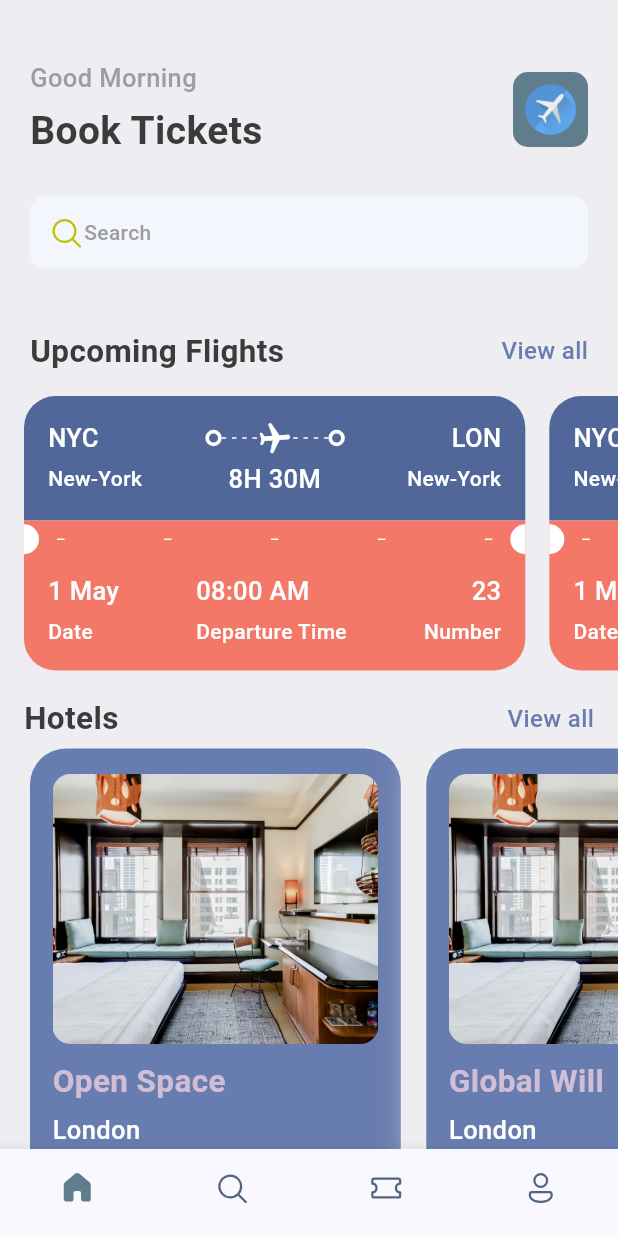
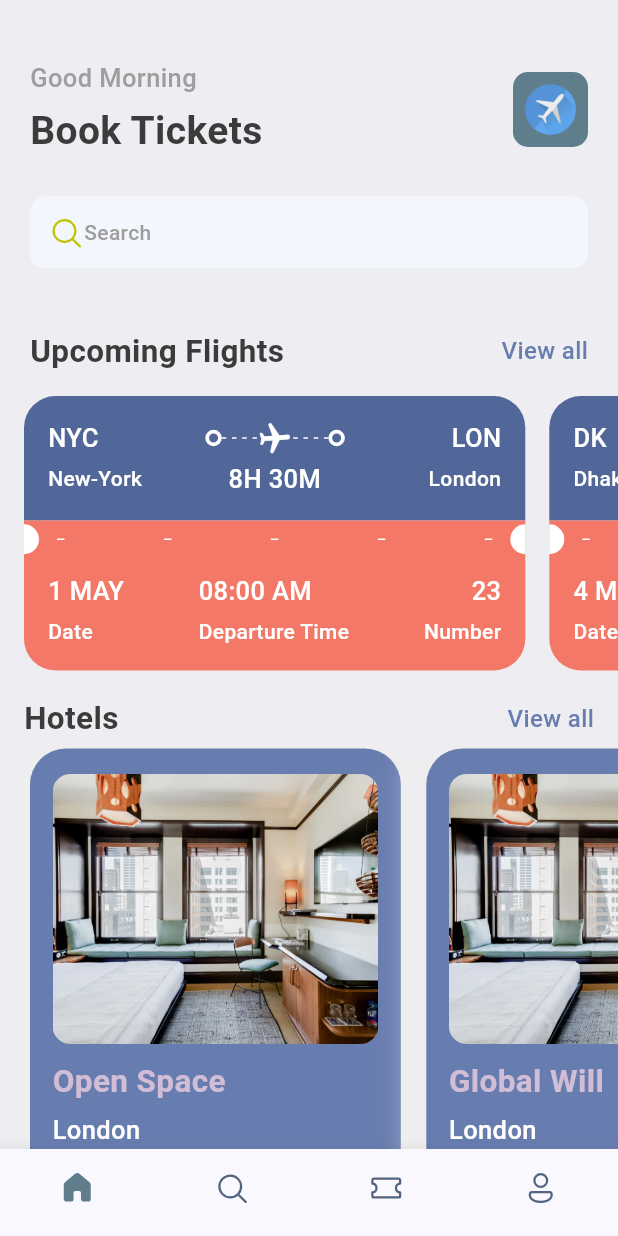
Before and after one commit to Tabrez10XDev/Flutter-TicketBooker, a Flutter app: the screen it shows after launch, on a phone screen of 412 x 824 dp. Run offline on Flutter 3.47's test engine with Material 3 defaults, Android fonts, the phone set to English and light mode, and no system bars; our stand-ins replace fluentui_icons, gap, get.

Commit message:
4 Hour Mark

```diff
--- a/lib/main.dart
+++ b/lib/main.dart
@@ -1,6 +1,7 @@
 import 'package:booktickets/screens/bottom_bar.dart';
 import 'package:booktickets/utils/app_styles.dart';
 import 'package:flutter/material.dart';
+import 'package:get/get.dart';
 
 void main() {
   runApp(const MyApp());
@@ -11,7 +12,7 @@ class MyApp extends StatelessWidget {
 
   @override
   Widget build(BuildContext context) {
-    return MaterialApp(
+    return GetMaterialApp(
       debugShowCheckedModeBanner: false,
       title: 'Flutter Demo',
       theme: ThemeData(
--- a/lib/screens/bottom_bar.dart
+++ b/lib/screens/bottom_bar.dart
@@ -1,4 +1,5 @@
 import 'package:booktickets/screens/home_screen.dart';
+import 'package:booktickets/screens/search_screen.dart';
 import 'package:fluentui_icons/fluentui_icons.dart';
 import 'package:flutter/cupertino.dart';
 import 'package:flutter/material.dart';
@@ -14,7 +15,7 @@ class _BottomBarState extends State<BottomBar> {
   int _selectedIndex = 0;
   static final List<Widget> _widgetOptions = <Widget>[
     const HomeScreen(),
-    const Text("Search"),
+    SearchScreen(),
     const Text("Ticket"),
     const Text("Profile")
   ];
--- a/lib/screens/home_screen.dart
+++ b/lib/screens/home_screen.dart
@@ -2,6 +2,7 @@ import 'package:booktickets/screens/hotel_screen.dart';
 import 'package:booktickets/screens/ticket_view.dart';
 import 'package:booktickets/utils/app_info_list.dart';
 import 'package:booktickets/utils/app_styles.dart';
+import 'package:booktickets/widgets/double_text_widget.dart';
 import 'package:fluentui_icons/fluentui_icons.dart';
 import 'package:flutter/cupertino.dart';
 import 'package:flutter/material.dart';
@@ -69,22 +70,8 @@ class _HomeScreenState extends State<HomeScreen> {
                   ),
                 ),
                 const Gap(40),
-                Row(
-                  mainAxisAlignment: MainAxisAlignment.spaceBetween,
-                  children: [
-                    Text(
-                      "Upcoming Flights",
-                      style: Styles.headlineStyle2,
-                    ),
-                    InkWell(
-                        onTap: () {
-                          print("Tapped Inkwell");
-                        },
-                        child: Text("View all",
-                            style: Styles.textStyle
-                                .copyWith(color: Styles.primaryColor)))
-                  ],
-                )
+                const AppDoubleTextWidget(
+                    bigText: "Upcoming Flights", smallText: "View all")
               ],
             ),
           ),
@@ -93,34 +80,21 @@ class _HomeScreenState extends State<HomeScreen> {
             scrollDirection: Axis.horizontal,
             padding: const EdgeInsets.only(left: 16),
             child: Row(
-              children: ticketList.map((ticket)=> TicketView(ticket: ticket)).toList()
-            ),
+                children: ticketList
+                    .map((ticket) => TicketView(ticket: ticket))
+                    .toList()),
           ),
           Container(
-            padding: EdgeInsets.symmetric(horizontal: 16),
-            child: Row(
-              mainAxisAlignment: MainAxisAlignment.spaceBetween,
-              children: [
-                Text(
-                  "Hotels",
-                  style: Styles.headlineStyle2,
-                ),
-                InkWell(
-                    onTap: () {
-                      print("Tapped Inkwell");
-                    },
-                    child: Text("View all",
-                        style: Styles.textStyle
-                            .copyWith(color: Styles.primaryColor)))
-              ],
-            ),
-          ),
+              padding: const EdgeInsets.symmetric(horizontal: 16),
+              child: const AppDoubleTextWidget(
+                  bigText: "Hotels", smallText: "View all")),
           SingleChildScrollView(
             scrollDirection: Axis.horizontal,
             padding: const EdgeInsets.only(left: 20),
             child: Row(
-              children: hotelList.map((hotel)=> HotelScreen(hotel: hotel)).toList()
-            ),
+                children: hotelList
+                    .map((hotel) => HotelScreen(hotel: hotel))
+                    .toList()),
           ),
         ],
       ),
--- a/lib/screens/hotel_screen.dart
+++ b/lib/screens/hotel_screen.dart
@@ -14,7 +14,7 @@ class HotelScreen extends StatelessWidget {
     final size = AppLayout.getSize(context);
     return Container(
       width: size.width * 0.6,
-      height: 350,
+      height: AppLayout.getHeight(350),
       padding: const EdgeInsets.symmetric(horizontal: 15, vertical: 17),
       margin: const EdgeInsets.only(right: 17, top: 5),
       decoration: BoxDecoration(
@@ -32,7 +32,7 @@ class HotelScreen extends StatelessWidget {
         crossAxisAlignment: CrossAxisAlignment.start,
         children: [
           Container(
-              height: 180,
+              height: AppLayout.getHeight(180),
               decoration: BoxDecoration(
                 borderRadius: BorderRadius.circular(12),
                   color: Styles.primaryColor,
--- a/lib/screens/ticket_view.dart
+++ b/lib/screens/ticket_view.dart
@@ -14,24 +14,24 @@ class TicketView extends StatelessWidget {
     final size = AppLayout.getSize(context);
     return SizedBox(
       width: size.width * 0.85,
-      height: 200,
+      height: AppLayout.getHeight(200),
       child: Container(
-        margin: const EdgeInsets.only(right: 16),
+        margin:  EdgeInsets.only(right: AppLayout.getHeight(16)),
         child: Column(
           children: [
             Container(
-              decoration: const BoxDecoration(
-                  color: Color(0xFF526799),
+              decoration:  BoxDecoration(
+                  color: const Color(0xFF526799),
                   borderRadius: BorderRadius.only(
-                      topLeft: Radius.circular(21),
-                      topRight: Radius.circular(21))),
-              padding: const EdgeInsets.all(16),
+                      topLeft: Radius.circular(AppLayout.getHeight(21)),
+                      topRight: Radius.circular(AppLayout.getHeight(21)))),
+              padding:  EdgeInsets.all(AppLayout.getHeight(16)),
               child: Column(
                 children: [
                   Row(
                     children: [
                       Text(
-                        "NYC",
+                        ticket['from']['code'],
                         style:
                             Styles.headlineStyle3.copyWith(color: Colors.white),
                       ),
@@ -41,7 +41,7 @@ class TicketView extends StatelessWidget {
                           child: Stack(
                         children: [
                           SizedBox(
-                            height: 24,
+                            height: AppLayout.getHeight(24),
                             child: LayoutBuilder(
                               builder: (BuildContext context,
                                   BoxConstraints constraints) {
@@ -75,7 +75,7 @@ class TicketView extends StatelessWidget {
                       const ThickContainer(),
                       const Spacer(),
                       Text(
-                        "LON",
+                        ticket['to']['code'],
                         style:
                             Styles.headlineStyle3.copyWith(color: Colors.white),
                       )
@@ -86,20 +86,20 @@ class TicketView extends StatelessWidget {
                     mainAxisAlignment: MainAxisAlignment.spaceBetween,
                     children: [
                       SizedBox(
-                        width: 100,
+                        width: AppLayout.getWidth(100),
                         child: Text(
-                          'New-York',
+                          ticket['from']['name'],
                           style: Styles.headlineStyle4
                               .copyWith(color: Colors.white),
                         ),
                       ),
-                      Text('8H 30M',
+                      Text(ticket['flying_time'],
                           style: Styles.headlineStyle3
                               .copyWith(color: Colors.white)),
                       SizedBox(
-                        width: 100,
+                        width: AppLayout.getWidth(100),
                         child: Text(
-                          'New-York',
+                          ticket['to']['name'],
                           textAlign: TextAlign.end,
                           style: Styles.headlineStyle4
                               .copyWith(color: Colors.white),
@@ -114,10 +114,10 @@ class TicketView extends StatelessWidget {
               color: Styles.orangeColor,
               child: Row(
                 children: [
-                  const SizedBox(
-                    height: 20,
+                   SizedBox(
+                    height: AppLayout.getHeight(20),
                     width: 10,
-                    child: DecoratedBox(
+                    child: const DecoratedBox(
                       decoration: BoxDecoration(
                           color: Colors.white,
                           borderRadius: BorderRadius.only(
@@ -166,7 +166,7 @@ class TicketView extends StatelessWidget {
             Container(
               decoration: BoxDecoration(
                   color: Styles.orangeColor,
-                  borderRadius: BorderRadius.only(
+                  borderRadius: const BorderRadius.only(
                       bottomLeft: Radius.circular(21),
                       bottomRight: Radius.circular(21))),
               padding: const EdgeInsets.only(
@@ -180,7 +180,7 @@ class TicketView extends StatelessWidget {
                         crossAxisAlignment: CrossAxisAlignment.start,
                         children: [
                           Text(
-                            "1 May",
+                            ticket['date'],
                             style: Styles.headlineStyle3
                                 .copyWith(color: Colors.white),
                           ),
@@ -196,7 +196,7 @@ class TicketView extends StatelessWidget {
                         crossAxisAlignment: CrossAxisAlignment.start,
                         children: [
                           Text(
-                            "08:00 AM",
+                            ticket['departure_time'],
                             style: Styles.headlineStyle3
                                 .copyWith(color: Colors.white),
                           ),
@@ -212,7 +212,7 @@ class TicketView extends StatelessWidget {
                         crossAxisAlignment: CrossAxisAlignment.end,
                         children: [
                           Text(
-                            "23",
+                            ticket['number'].toString(),
                             style: Styles.headlineStyle3
                                 .copyWith(color: Colors.white),
                           ),
--- a/lib/utils/app_layout.dart
+++ b/lib/utils/app_layout.dart
@@ -1,7 +1,27 @@
 import 'package:flutter/cupertino.dart';
+import 'package:get/get.dart';
 
 class AppLayout{
   static getSize(BuildContext context){
     return MediaQuery.of(context).size;
   }
+
+  static getScreenWidth(){
+    return Get.width;
+  }
+
+  static getScreenHeight(){
+    return Get.height;
+  }
+
+  static getWidth(double pixels){
+    double x = getScreenWidth()/pixels;
+    return getScreenWidth()/x;
+  }
+
+  static getHeight(double pixels){
+    double x = getScreenHeight()/pixels;
+    return getScreenHeight()/x;
+  }
+
 }
--- /dev/null
+++ b/lib/widgets/double_text_widget.dart
@@ -0,0 +1,30 @@
+import 'package:flutter/cupertino.dart';
+import 'package:flutter/material.dart';
+
+import '../utils/app_styles.dart';
+
+class AppDoubleTextWidget extends StatelessWidget {
+  final String bigText;
+  final String smallText;
+  const AppDoubleTextWidget({super.key, required this.bigText, required this.smallText});
+
+  @override
+  Widget build(BuildContext context) {
+
+    return Row(
+      mainAxisAlignment: MainAxisAlignment.spaceBetween,
+      children: [
+        Text(
+          bigText,
+          style: Styles.headlineStyle2,
+        ),
+        InkWell(
+            onTap: () {
+              print("Tapped Inkwell");
+            },
+            child: Text(smallText,
+                style: Styles.textStyle.copyWith(color: Styles.primaryColor)))
+      ],
+    );
+  }
+}
--- a/pubspec.yaml
+++ b/pubspec.yaml
@@ -37,6 +37,7 @@ dependencies:
   cupertino_icons: ^1.0.2
   fluentui_icons: ^1.0.0
   gap: ^3.0.1
+  get:
 
 dev_dependencies:
   flutter_test:
```
Also changed, not shown: lib/screens/search_screen.dart (added, +110 -0 lines), lib/widgets/icon_text_widget.dart (added, +36 -0 lines), pubspec.lock.
